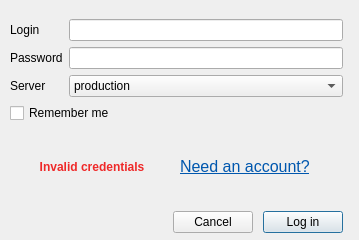
Old version of the form login_dialog.ui in the repository Geoalert/mapflow-qgis.
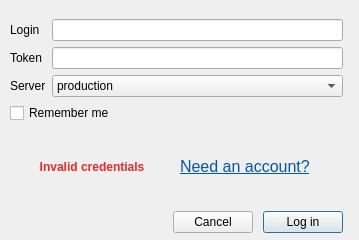
New version of the form. Icons and pictures are not drawn. Custom widgets are drawn as their Qt base class.

Commit message: refactor(login): rename password to token

Patch:
```diff
--- a/login_dialog.ui
+++ b/login_dialog.ui
@@ -84,7 +84,7 @@
       <item row="1" column="0">
        <widget class="QLabel" name="passwordLabel">
         <property name="text">
-         <string>Password</string>
+           <string>Token</string>
         </property>
        </widget>
       </item>
```
